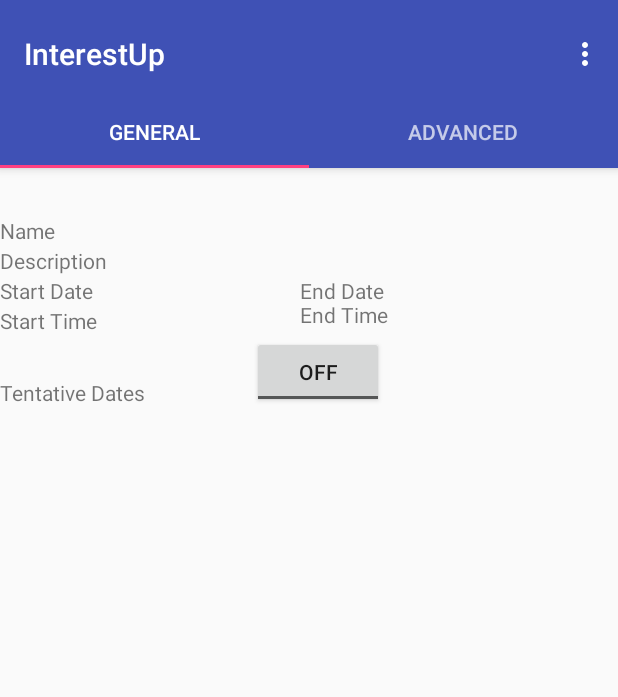
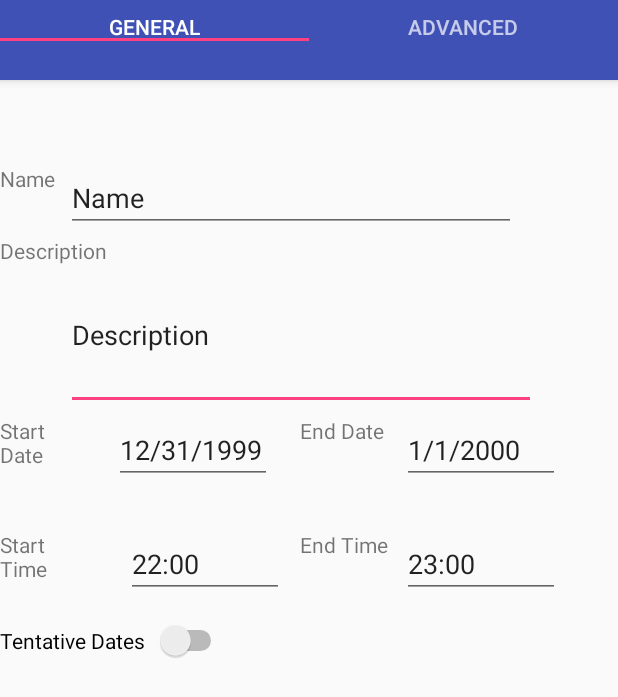
Before and after one commit to ilyayudkovich/InterestUp, an Android app: the CreateEventPage screen opened directly, with no data from a screen before it, on a phone screen of 412 x 824 dp. Shown: the top 697 px of the screen. Run offline under Robolectric (Android 15) with nearby library versions, the phone set to English and light mode, and no system bars.

Commit message:
Added input fields (except interests) to general tab for create event. Added input fields (except exclude) to advanced tab for create event.

```diff
--- a/app/build.gradle
+++ b/app/build.gradle
@@ -1,7 +1,7 @@
 apply plugin: 'com.android.application'
 
 android {
-    compileSdkVersion 26
+    compileSdkVersion 27
     defaultConfig {
         applicationId "com.example.mdenker.interestup"
         minSdkVersion 21
--- a/app/src/main/java/com/example/mdenker/interestup/CreateEventPage.java
+++ b/app/src/main/java/com/example/mdenker/interestup/CreateEventPage.java
@@ -17,6 +17,7 @@ import android.view.MenuItem;
 import android.view.View;
 import android.view.ViewGroup;
 
+import android.view.Window;
 import android.widget.TextView;
 
 public class CreateEventPage extends AppCompatActivity {
@@ -41,8 +42,10 @@ public class CreateEventPage extends AppCompatActivity {
         super.onCreate(savedInstanceState);
         setContentView(R.layout.create_event_page);
 
-        Toolbar toolbar = (Toolbar) findViewById(R.id.toolbar);
-        setSupportActionBar(toolbar);
+        //Removing toolbar
+        //Toolbar toolbar = (Toolbar) findViewById(R.id.toolbar);
+        //setSupportActionBar(toolbar);
+
         // Create the adapter that will return a fragment for each of the three
         // primary sections of the activity.
         mSectionsPagerAdapter = new SectionsPagerAdapter(getSupportFragmentManager(), "GENERAL", "ADVANCED");
--- a/app/src/main/java/com/example/mdenker/interestup/CreateEventPage_AdvancedTab.java
+++ b/app/src/main/java/com/example/mdenker/interestup/CreateEventPage_AdvancedTab.java
@@ -5,6 +5,9 @@ import android.support.v4.app.Fragment;
 import android.view.LayoutInflater;
 import android.view.View;
 import android.view.ViewGroup;
+import android.widget.ArrayAdapter;
+import android.widget.ImageView;
+import android.widget.Spinner;
 
 /**
  * Created by Jorge Delgado on 2/28/2018.
@@ -15,6 +18,27 @@ public class CreateEventPage_AdvancedTab extends Fragment {
     @Override
     public View onCreateView(LayoutInflater inflater, ViewGroup container, Bundle savedInstanceState) {
         View rootView = inflater.inflate(R.layout.create_event_advanced_tab, container, false);
+
+        String [] FriendRestrictionValues =
+                {"View Restriction","Public", "Friends","Friends of Friends"};
+
+        Spinner FriendRestrictionSpinner = (Spinner) rootView.findViewById(R.id.spinner1);
+        ArrayAdapter<String> FriendRestrictionAdapter = new ArrayAdapter<String>(this.getActivity(), android.R.layout.simple_spinner_item, FriendRestrictionValues);
+        FriendRestrictionAdapter.setDropDownViewResource(android.R.layout.simple_dropdown_item_1line);
+        FriendRestrictionSpinner.setAdapter(FriendRestrictionAdapter);
+
+
+
+
+        String [] AttendeeValues =
+                {"Number of attendees","1","2","3","4","5","6","7","8","9","10","11","12","13","14","15","16","17","18","19","20","21","22","23","24","25","26","27","28","29"};
+        Spinner AttendeeSpinner = (Spinner) rootView.findViewById(R.id.spinner2);
+        ArrayAdapter<String> AttendeeAdapter = new ArrayAdapter<String>(this.getActivity(), android.R.layout.simple_spinner_item, AttendeeValues);
+        AttendeeAdapter.setDropDownViewResource(android.R.layout.simple_dropdown_item_1line);
+        AttendeeSpinner.setAdapter(AttendeeAdapter);
+
+
         return rootView;
+
     }
 }
--- a/app/src/main/res/layout/create_event_advanced_tab.xml
+++ b/app/src/main/res/layout/create_event_advanced_tab.xml
@@ -6,15 +6,22 @@
     android:layout_height="match_parent"
     tools:context="com.example.mdenker.interestup.CreateEventPage$PlaceholderFragment">
 
-    <TextView
-        android:id="@+id/section_label"
-        android:layout_width="wrap_content"
-        android:layout_height="wrap_content"
-        android:layout_marginTop="@dimen/activity_vertical_margin"
-        android:text="Oh, hi mark."
-        app:layout_constraintLeft_toLeftOf="parent"
-        app:layout_constraintTop_toTopOf="@+id/constraintLayout"
-        tools:layout_constraintLeft_creator="1"
-        tools:layout_constraintTop_creator="1" />
+    <Spinner
+        android:id="@+id/spinner1"
+        android:layout_width="260dp"
+        android:layout_height="60dp"
+        android:layout_marginTop="128dp"
+        android:text="TextView"
+        app:layout_constraintTop_toTopOf="parent"
+        tools:layout_editor_absoluteX="0dp" />
+
+    <Spinner
+        android:id="@+id/spinner2"
+        android:layout_width="260dp"
+        android:layout_height="60dp"
+        android:layout_marginTop="56dp"
+        android:text=""
+        app:layout_constraintTop_toTopOf="parent"
+        tools:layout_editor_absoluteX="0dp" />
 
 </android.support.constraint.ConstraintLayout>
--- a/app/src/main/res/layout/create_event_general_tab.xml
+++ b/app/src/main/res/layout/create_event_general_tab.xml
@@ -10,7 +10,7 @@
         android:id="@+id/textView"
         android:layout_width="wrap_content"
         android:layout_height="wrap_content"
-        android:layout_marginTop="32dp"
+        android:layout_marginTop="56dp"
         android:text="Name"
         android:visibility="visible"
         app:layout_constraintTop_toTopOf="parent"
@@ -20,65 +20,128 @@
         android:id="@+id/textView3"
         android:layout_width="wrap_content"
         android:layout_height="wrap_content"
-        android:layout_marginTop="52dp"
+        android:layout_marginTop="104dp"
         android:text="Description"
         app:layout_constraintTop_toTopOf="parent"
         tools:layout_editor_absoluteX="0dp" />
 
     <TextView
         android:id="@+id/textView4"
-        android:layout_width="wrap_content"
-        android:layout_height="wrap_content"
-        android:layout_marginTop="72dp"
+        android:layout_width="60dp"
+        android:layout_height="45dp"
+        android:layout_marginTop="224dp"
         android:text="Start Date"
         app:layout_constraintTop_toTopOf="parent"
         tools:layout_editor_absoluteX="0dp" />
 
     <TextView
         android:id="@+id/textView5"
-        android:layout_width="wrap_content"
-        android:layout_height="wrap_content"
+        android:layout_width="60dp"
+        android:layout_height="46dp"
         android:layout_marginStart="200dp"
-        android:layout_marginTop="72dp"
+        android:layout_marginTop="224dp"
         android:text="End Date"
         app:layout_constraintStart_toStartOf="@+id/textView4"
         app:layout_constraintTop_toTopOf="parent" />
 
     <TextView
         android:id="@+id/textView6"
-        android:layout_width="wrap_content"
-        android:layout_height="wrap_content"
-        android:layout_marginTop="92dp"
+        android:layout_width="60dp"
+        android:layout_height="45dp"
+        android:layout_marginTop="300dp"
         android:text="Start Time"
         app:layout_constraintTop_toTopOf="parent"
         tools:layout_editor_absoluteX="0dp" />
 
     <TextView
         android:id="@+id/textView7"
-        android:layout_width="wrap_content"
-        android:layout_height="wrap_content"
+        android:layout_width="60dp"
+        android:layout_height="45dp"
         android:layout_marginStart="200dp"
-        android:layout_marginTop="88dp"
+        android:layout_marginTop="300dp"
         android:text="End Time"
         app:layout_constraintStart_toStartOf="@+id/textView6"
         app:layout_constraintTop_toTopOf="parent" />
 
-    <ToggleButton
-        android:id="@+id/toggleButton"
+    <Switch
+        android:id="@+id/switch1"
         android:layout_width="wrap_content"
         android:layout_height="wrap_content"
-        android:layout_marginStart="168dp"
-        android:layout_marginTop="112dp"
-        app:layout_constraintStart_toStartOf="@+id/textView8"
-        app:layout_constraintTop_toTopOf="parent" />
-
-    <TextView
-        android:id="@+id/textView8"
-        android:layout_width="wrap_content"
-        android:layout_height="wrap_content"
-        android:layout_marginTop="140dp"
-        android:text="Tentative Dates"
+        android:layout_marginTop="360dp"
+        android:text="Tentative Dates  "
         app:layout_constraintTop_toTopOf="parent"
         tools:layout_editor_absoluteX="0dp" />
 
+    <EditText
+        android:id="@+id/editText8"
+        android:layout_width="313dp"
+        android:layout_height="100dp"
+        android:layout_marginStart="44dp"
+        android:layout_marginTop="120dp"
+        android:ems="10"
+        android:inputType="textPersonName"
+        android:text="Description"
+        app:layout_constraintStart_toStartOf="parent"
+        app:layout_constraintTop_toTopOf="parent" />
+
+    <EditText
+        android:id="@+id/editText11"
+        android:layout_width="300dp"
+        android:layout_height="45dp"
+        android:layout_marginStart="44dp"
+        android:layout_marginTop="56dp"
+        android:ems="10"
+        android:inputType="textPersonName"
+        android:text="Name"
+        app:layout_constraintStart_toStartOf="parent"
+        app:layout_constraintTop_toTopOf="parent" />
+
+    <EditText
+        android:id="@+id/editText12"
+        android:layout_width="105dp"
+        android:layout_height="45dp"
+        android:layout_marginStart="76dp"
+        android:layout_marginTop="224dp"
+        android:ems="10"
+        android:inputType="date"
+        android:text="12/31/1999"
+        app:layout_constraintStart_toStartOf="parent"
+        app:layout_constraintTop_toTopOf="parent" />
+
+    <EditText
+        android:id="@+id/editText13"
+        android:layout_width="105dp"
+        android:layout_height="45dp"
+        android:layout_marginStart="268dp"
+        android:layout_marginTop="224dp"
+        android:ems="10"
+        android:inputType="date"
+        android:text="1/1/2000"
+        app:layout_constraintStart_toStartOf="parent"
+        app:layout_constraintTop_toTopOf="parent" />
+
+    <EditText
+        android:id="@+id/editText14"
+        android:layout_width="105dp"
+        android:layout_height="45dp"
+        android:layout_marginStart="84dp"
+        android:layout_marginTop="300dp"
+        android:ems="10"
+        android:inputType="time"
+        android:text="22:00"
+        app:layout_constraintStart_toStartOf="@+id/textView6"
+        app:layout_constraintTop_toTopOf="parent" />
+
+    <EditText
+        android:id="@+id/editText15"
+        android:layout_width="105dp"
+        android:layout_height="45dp"
+        android:layout_marginStart="268dp"
+        android:layout_marginTop="300dp"
+        android:ems="10"
+        android:inputType="time"
+        android:text="23:00"
+        app:layout_constraintStart_toStartOf="parent"
+        app:layout_constraintTop_toTopOf="parent" />
+
 </android.support.constraint.ConstraintLayout>
--- a/app/src/main/res/layout/create_event_page.xml
+++ b/app/src/main/res/layout/create_event_page.xml
@@ -11,21 +11,11 @@
     <android.support.design.widget.AppBarLayout
         android:id="@+id/appbar"
         android:layout_width="match_parent"
-        android:layout_height="wrap_content"
+        android:layout_height="53dp"
         android:paddingTop="@dimen/appbar_padding_top"
-        android:theme="@style/AppTheme.AppBarOverlay">
+        android:theme="@style/AppTheme.AppBarOverlay"
+        tools:layout_editor_absoluteY="1dp">
 
-        <android.support.v7.widget.Toolbar
-            android:id="@+id/toolbar"
-            android:layout_width="match_parent"
-            android:layout_height="?attr/actionBarSize"
-            android:layout_weight="1"
-            android:background="?attr/colorPrimary"
-            app:layout_scrollFlags="scroll|enterAlways"
-            app:popupTheme="@style/AppTheme.PopupOverlay"
-            app:title="@string/app_name">
-
-        </android.support.v7.widget.Toolbar>
 
         <android.support.design.widget.TabLayout
             android:id="@+id/tabs"
```
